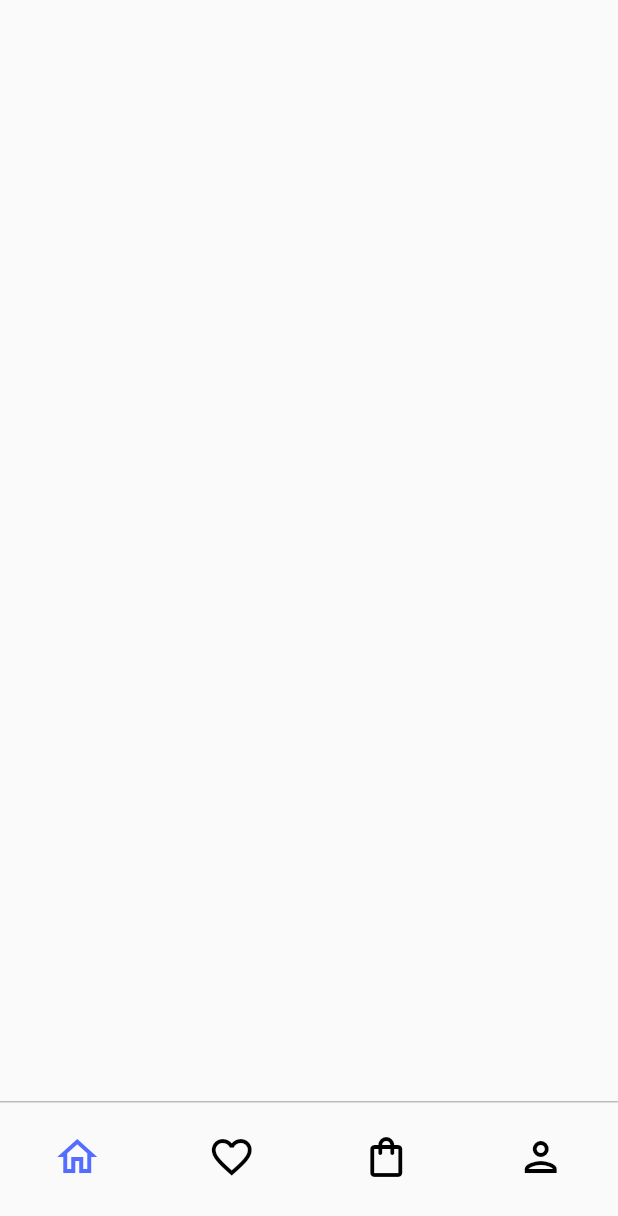
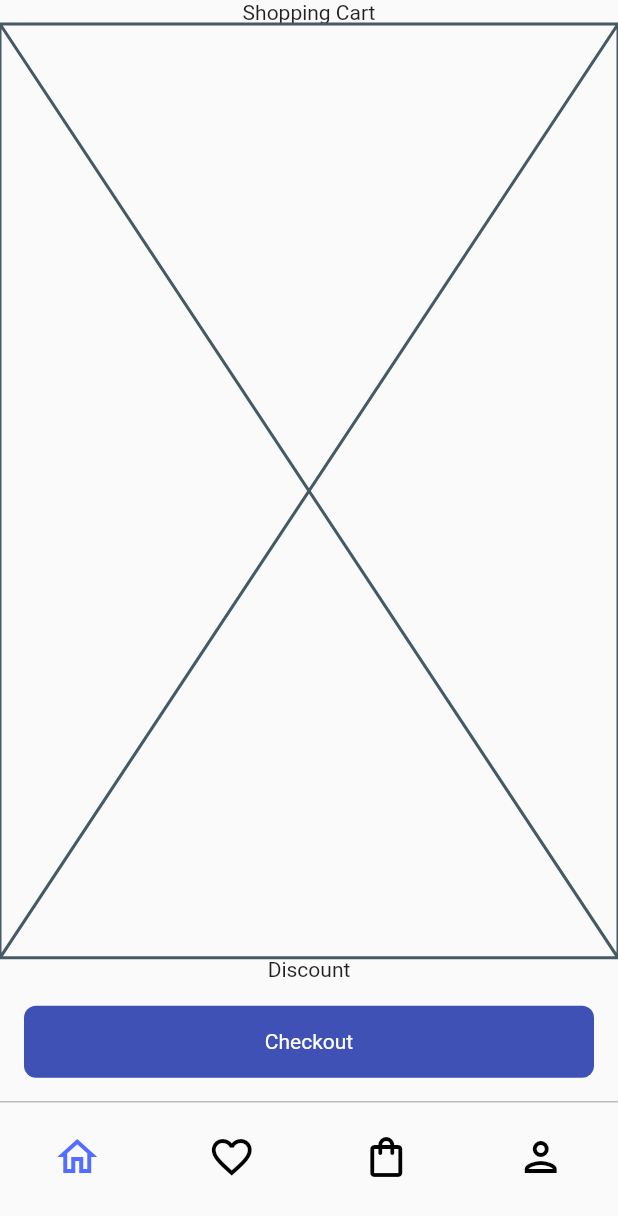
Before and after one commit to JAICHANGPARK/flutter_notebook_17th_story, a Flutter app: the screen it shows after launch, on a phone screen of 412 x 824 dp. Shown: the top 1216 px of the screen. Run offline on Flutter 3.47's test engine with Material 2 defaults, Android fonts, the phone set to English and light mode, and no system bars; our stand-ins replace badges, cached_network_image, fl_chart, flutter_riverpod, freezed_annotation, ionicons and 1 more.

Commit message:
Update furniture_main_page.dart

```diff
--- a/lib/ep1036_furniture_app/src/ui/furniture_main_page.dart
+++ b/lib/ep1036_furniture_app/src/ui/furniture_main_page.dart
@@ -15,7 +15,33 @@ class FurnitureMainPage extends ConsumerWidget {
             Expanded(
               child: Column(
                 children: [
-
+                  Text("Shopping Cart"),
+                  Expanded(child: Placeholder()),
+                  Text("Discount"),
+                  Container(
+                    decoration: BoxDecoration(),
+                  ),
+                  Padding(
+                    padding: const EdgeInsets.all(16.0),
+                    child: Container(
+                      decoration: BoxDecoration(
+                        color: Colors.indigo,
+                        borderRadius: BorderRadius.circular(8),
+                      ),
+                      padding: EdgeInsets.symmetric(
+                        horizontal: 8,
+                        vertical: 16,
+                      ),
+                      child: Center(
+                        child: Text(
+                          "Checkout",
+                          style: TextStyle(
+                            color: Colors.white,
+                          ),
+                        ),
+                      ),
+                    ),
+                  )
                 ],
               ),
               flex: 20,
```
Lines whose indentation alone changed are shown as unchanged.
